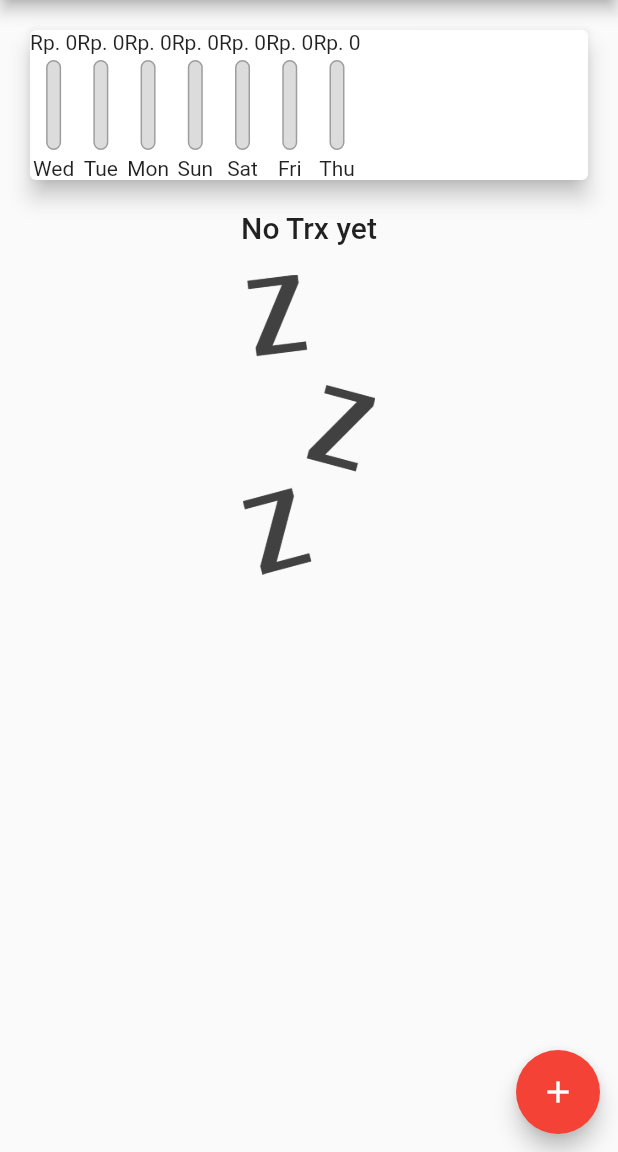
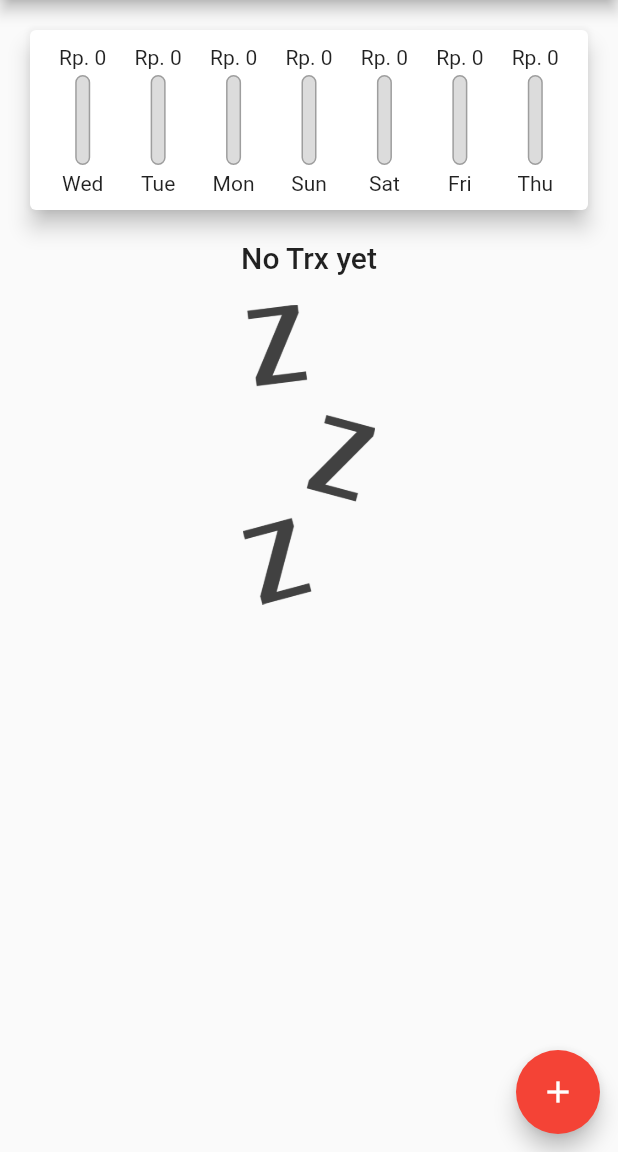
Before and after one commit to ibnunaufal/flutter_expenses_app, a Flutter app: the screen it shows after launch, on a phone screen of 412 x 824 dp, the part 84-1236 px from its top. Run offline on Flutter 3.47's test engine with Material 2 defaults, Android fonts, the phone set to English and light mode, and no system bars; Roboto replaces fonts that are missing (Balrow).

Commit message:
finishing chart

```diff
--- a/lib/widgets/chart.dart
+++ b/lib/widgets/chart.dart
@@ -44,11 +44,21 @@ class Chart extends StatelessWidget {
     return Card(
       elevation: 6,
       margin: EdgeInsets.all(20),
-      child: Row(
-        children: groupedTransactionValues.map((e) {
-          return ChartBar(e['day'] as String, e['amount'] as double,
-              (e['amount'] as double) / totalSpending);
-        }).toList(),
+      child: Container(
+        padding: EdgeInsets.all(10),
+        child: Row(
+          mainAxisAlignment: MainAxisAlignment.spaceAround,
+          children: groupedTransactionValues.map((e) {
+            return Flexible(
+              fit: FlexFit.tight,
+              child: ChartBar(
+                e['day'] as String,
+                e['amount'] as double,
+                totalSpending == 0.0 ? 0.0 : (e['amount'] as double) / totalSpending
+                ),
+            );
+          }).toList(),
+        ),
       ),
     );
   }
--- a/lib/widgets/chart_bar.dart
+++ b/lib/widgets/chart_bar.dart
@@ -13,7 +13,7 @@ class ChartBar extends StatelessWidget {
   Widget build(BuildContext context) {
     return Column(
       children: [
-        Text('Rp. ${spendingAmount.toStringAsFixed(0)}'),
+        FittedBox(child: Text('Rp. ${spendingAmount.toStringAsFixed(0)}')),
         SizedBox(
           height: 4,
         ),
```
